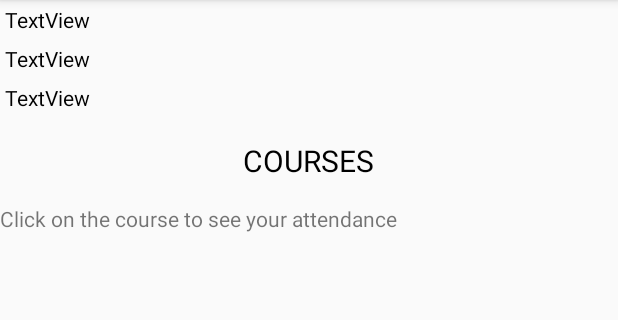
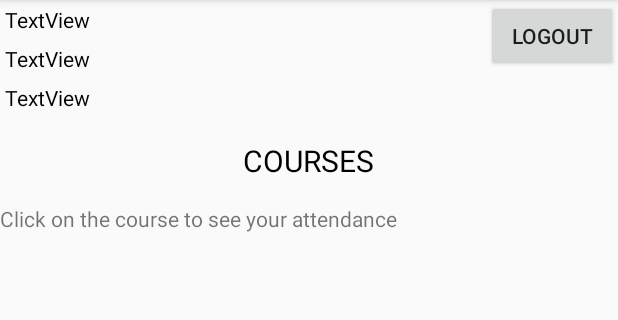
Before and after one commit to tezansahu/ITSP-TechnoVision, an Android app: the Course_Activity screen opened directly, with no data from a screen before it, on a phone screen of 412 x 824 dp, the part 84-404 px from its top. Run offline under Robolectric (Android 15) with nearby library versions, the phone set to English and light mode, and no system bars; 7 statements that could not run were skipped.

Commit message:
logout added

```diff
--- a/StudentApp/app/src/main/res/layout/activity_course_.xml
+++ b/StudentApp/app/src/main/res/layout/activity_course_.xml
@@ -6,21 +6,30 @@
     android:layout_width="match_parent"
     android:layout_height="match_parent"
     tools:context=".Course_Activity">
+
+    <LinearLayout
+        android:layout_width="match_parent"
+        android:layout_height="match_parent"
+        android:orientation="vertical"
+        >
+
         <LinearLayout
             android:layout_width="match_parent"
             android:layout_height="wrap_content"
-        android:orientation="vertical"
-        >
+            android:orientation="horizontal">
 
+            <LinearLayout
+                android:layout_width="wrap_content"
+                android:layout_height="wrap_content"
+                android:orientation="vertical">
 
                 <TextView
                     android:id="@+id/txtusername"
                     android:layout_width="wrap_content"
                     android:layout_height="wrap_content"
+                    android:padding="3dp"
                     android:text="TextView"
-            android:padding="3dp"
-            android:textColor="@android:color/black"
-            />
+                    android:textColor="@android:color/black" />
 
                 <TextView
                     android:id="@+id/txtrollno"
@@ -34,22 +43,42 @@
                     android:id="@+id/txtbranch"
                     android:layout_width="wrap_content"
                     android:layout_height="wrap_content"
+                    android:padding="3dp"
                     android:text="TextView"
-            android:textColor="@android:color/black"
-            android:padding="3dp"
-            />
+                    android:textColor="@android:color/black" />
+            </LinearLayout>
+
+            <LinearLayout
+                android:layout_width="wrap_content"
+                android:layout_height="wrap_content"
+                android:gravity="right"
+                android:layout_weight="100"
+                android:orientation="vertical">
+
+                <Button
+                    android:layout_width="wrap_content"
+                    android:layout_height="wrap_content"
+                    android:layout_gravity="right"
+                    android:onClick="clicklogout"
+                    android:text="LOGOUT" />
+            </LinearLayout>
+
+
+        </LinearLayout>
+
 
         <TextView
             android:id="@+id/editText4"
             android:layout_width="wrap_content"
             android:layout_height="wrap_content"
             android:layout_gravity="center"
-            android:textSize="20dp"
             android:layout_marginVertical="15dp"
             android:text="COURSES"
             android:textColor="@android:color/black"
+            android:textSize="20dp"
 
             />
+
         <TextView
             android:id="@+id/editText5"
             android:layout_width="wrap_content"
@@ -65,7 +94,6 @@
             ></ListView>
 
 
-
     </LinearLayout>
 
 
--- a/StudentApp/app/src/main/res/layout/activity_main.xml
+++ b/StudentApp/app/src/main/res/layout/activity_main.xml
@@ -20,7 +20,7 @@
             android:layout_height="wrap_content"
 
             android:layout_marginTop="70dp"
-            android:hint="username(your roll no.)"
+            android:hint="Roll Number"
             android:ems="10"
             android:inputType="textPersonName"
             tools:layout_editor_absoluteX="45dp"
@@ -31,7 +31,7 @@
             android:layout_width="wrap_content"
             android:layout_height="wrap_content"
             android:layout_marginVertical="40dp"
-            android:hint="password"
+            android:hint="Password"
             android:ems="10"
             android:inputType="textPassword"
             tools:layout_editor_absoluteX="45dp"
```
Also changed, not shown: StudentApp/app/src/main/java/technovision/itsp/studentapp/Course_Activity.java (+14 -0 lines), StudentApp/app/src/main/java/technovision/itsp/studentapp/MainActivity.java (+1 -35 lines), StudentApp/app/src/main/res/layout-land/activty_course_.xml (+17 -22 lines), StudentApp/app/src/main/res/drawable-v24/technovision.png, StudentApp/app/src/main/res/drawable/technovision.png. Lines whose indentation alone changed are shown as unchanged.
